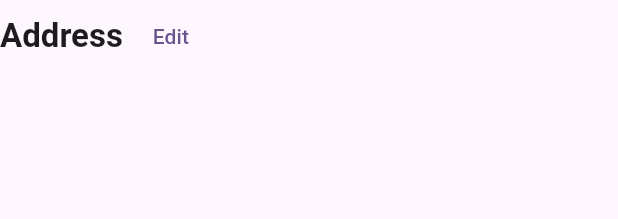
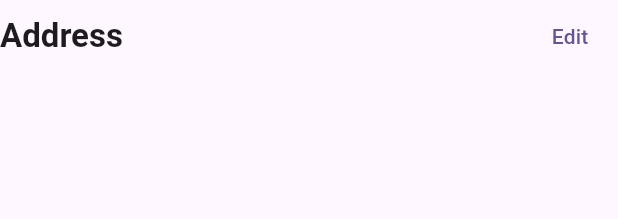
Before and after one commit to raghadqedan/E_commerceApp, a Flutter app: the CheckoutTitleWidget widget shown alone on an empty page, opened directly, on a phone screen of 412 x 824 dp. Shown: the top 219 px of the screen. Run offline on Flutter 3.47's test engine with Material 3 defaults, Android fonts, the phone set to English and light mode, and no system bars; our stand-ins replace cached_network_image, carousel_slider, cloud_firestore, firebase_auth, firebase_core, flutter_bloc and 3 more; accounts and stored records are empty.

```diff
--- a/lib/views/pages/Custom_bottom_navbar.dart.dart
+++ b/lib/views/pages/Custom_bottom_navbar.dart.dart
@@ -93,6 +93,7 @@ class _CustomButtomNavBarState extends State<CustomButtomNavBar> {
   Widget build(BuildContext context) {
     final cubit = BlocProvider.of<AuthCubit>(context);
     return Scaffold(
+
       appBar: AppBar(
         leading: const Padding(
           padding: EdgeInsets.all(4.0),
--- a/lib/views/pages/login_page.dart
+++ b/lib/views/pages/login_page.dart
@@ -10,6 +10,7 @@ class LoginPage extends StatelessWidget {
   Widget build(BuildContext context) {
     final size = MediaQuery.of(context).size;
     return Scaffold(
+      resizeToAvoidBottomInset: false,
       body: SafeArea(
         child: Padding(
           padding: const EdgeInsets.symmetric(horizontal: 16),
--- a/lib/views/pages/signup_page.dart
+++ b/lib/views/pages/signup_page.dart
@@ -10,6 +10,7 @@ class SignUpPage extends StatelessWidget {
   Widget build(BuildContext context) {
     final size = MediaQuery.of(context).size;
     return Scaffold(
+      resizeToAvoidBottomInset: false,
       body: SafeArea(
         child: Padding(
           padding: const EdgeInsets.symmetric(horizontal: 16),
--- a/lib/views/widgets/checkout_title_widget.dart
+++ b/lib/views/widgets/checkout_title_widget.dart
@@ -7,8 +7,7 @@ class CheckoutTitleWidget extends StatelessWidget {
 
   @override
   Widget build(BuildContext context) {
-    return Row(children: [
- Row(
+    return Row(
       mainAxisAlignment: MainAxisAlignment.spaceBetween,
       children: [
  Row(
@@ -22,9 +21,7 @@ class CheckoutTitleWidget extends StatelessWidget {
    ],
  ),
            if(onEdit!=null)
-          TextButton(onPressed:onEdit, child: const Text('Edit'))
-          ],
-        ),
+           TextButton(onPressed:onEdit, child: const Text('Edit')),
 
     ],
 
```
Also changed, not shown: 1 other file. Lines whose indentation alone changed are shown as unchanged.
